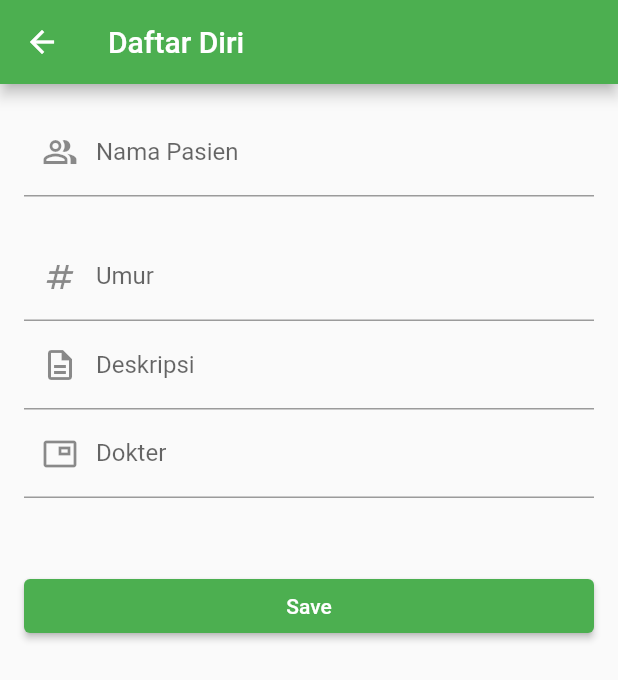
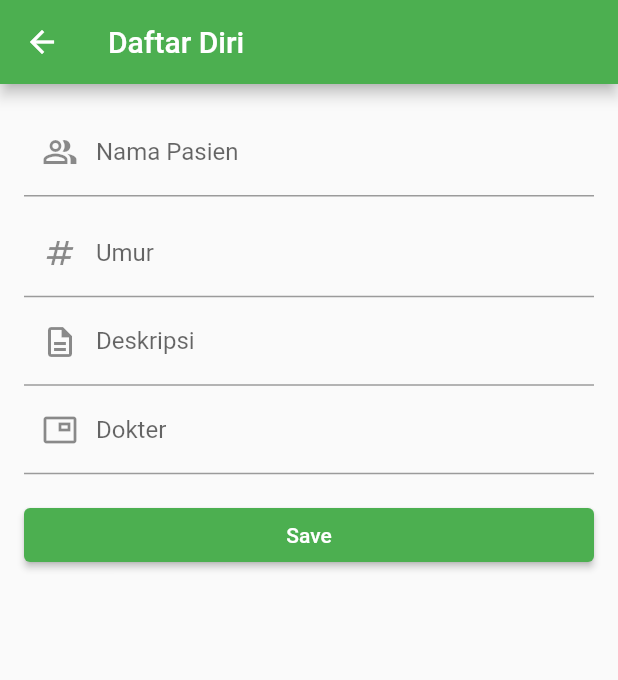
Before and after one commit to alexisngaing/ugd-d-4-hospital, a Flutter app: the PasienInputPage screen opened directly, on a phone screen of 412 x 824 dp. Shown: the top 680 px of the screen. Run offline on Flutter 3.47's test engine with Material 2 defaults, Android fonts, the phone set to English and light mode, and no system bars; our stand-ins replace barcode_widget, flutter_tts, fluttertoast, geocoding, geolocator, grouped_list and 8 more; missing offline and left inert: qr_code_scanner; accounts and stored records are empty.

Commit message:
update sizer

```diff
--- a/lib/page/pasien_input_page.dart
+++ b/lib/page/pasien_input_page.dart
@@ -3,6 +3,7 @@ import 'package:flutter/services.dart';
 import 'package:ugd_4_hospital/database/sql_helper.dart';
 import 'package:ugd_4_hospital/data/pasien.dart';
 import 'package:ugd_4_hospital/View/home.dart';
+import 'package:responsive_sizer/responsive_sizer.dart';
 
 class PasienInputPage extends StatefulWidget {
   const PasienInputPage({
@@ -70,8 +71,8 @@ class _PasienInputPageState extends State<PasienInputPage> {
                 hintText: 'Isikan Nama anda...',
               ),
             ),
-            const SizedBox(
-              height: 24,
+            SizedBox(
+              height: 1.h,
             ),
             TextFormField(
               controller: controllerUmur,
@@ -106,8 +107,8 @@ class _PasienInputPageState extends State<PasienInputPage> {
                   hintText: 'Masukan Nama Dokter anda..',
                   prefixIcon: Icon(Icons.picture_in_picture_outlined)),
             ),
-            const SizedBox(
-              height: 48,
+            SizedBox(
+              height: 2.h,
             ),
             ElevatedButton(
               onPressed: () async {
```
Also changed, not shown: pubspec.lock, 2 other files.
